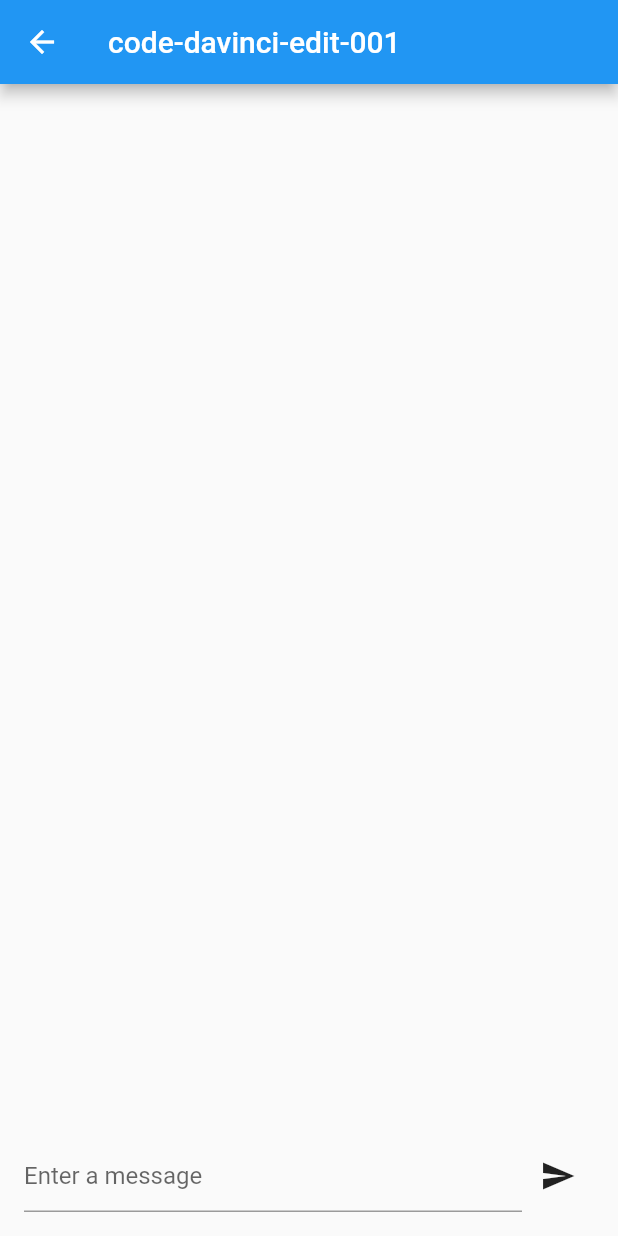
After one commit to vishaldhaduk9986/chat_gpt_demo, a Flutter app: the CodeEditDemo screen opened directly, after a tap on the "send" icon, on a phone screen of 412 x 824 dp. The commit adds this screen. Run offline on Flutter 3.47's test engine with Material 2 defaults, Android fonts, the phone set to English and light mode, and no system bars; our stand-ins replace webview_flutter; missing offline and left inert: flutter_chatgpt_api, webview_cookie_manager.

Commit message:
Added code edit demo

```diff
--- /dev/null
+++ b/lib/screens/code_edit/code_edit_demo.dart
@@ -0,0 +1,133 @@
+import 'package:chat_gpt_demo/screens/api/api.dart';
+import 'package:chat_gpt_demo/screens/demo1/chat_message_widget.dart';
+import 'package:chat_gpt_demo/screens/chatgpt_api/flutter_chat_gpt.dart';
+
+import 'package:flutter/material.dart';
+
+class CodeEditDemo extends StatefulWidget {
+  const CodeEditDemo({
+    super.key,
+  });
+
+  @override
+  State<CodeEditDemo> createState() => _CodeEditDemoState();
+}
+
+class _CodeEditDemoState extends State<CodeEditDemo> {
+  final _textController = TextEditingController();
+  final _scrollController = ScrollController();
+  final List<ChatMessage> _messages = [];
+  bool isLoading = false;
+
+  @override
+  initState() {
+    super.initState();
+  }
+
+  @override
+  void dispose() async {
+    super.dispose();
+  }
+
+  IconButton _buildSubmit() {
+    return IconButton(
+      icon: const Icon(Icons.send),
+      onPressed: () async {
+        if (_textController.text.isNotEmpty) {
+          setState(
+            () {
+              isLoading = true;
+              _messages.add(
+                ChatMessage(
+                  text: _textController.text,
+                  chatMessageType: ChatMessageType.user,
+                ),
+              );
+            },
+          );
+          // Save the input and clearing the text field.
+          var input = _textController.text;
+          _textController.clear();
+
+          var newMessage = await API.shared.getCodeEdit(input);
+
+          setState(() {
+            isLoading = false;
+            _messages.add(
+              ChatMessage(
+                text: newMessage['choices'][0]['text'],
+                chatMessageType: ChatMessageType.bot,
+              ),
+            );
+          });
+          _textController.clear();
+
+          //  Needs a delay or the scroll won't always work.
+          Future.delayed(const Duration(milliseconds: 50))
+              .then((_) => _scrollDown());
+        }
+      },
+    );
+  }
+
+  Expanded _buildInput() {
+    return Expanded(
+      child: TextField(
+        controller: _textController,
+        decoration: const InputDecoration(
+          hintText: 'Enter a message',
+        ),
+      ),
+    );
+  }
+
+  ListView _buildList() {
+    return ListView.builder(
+      controller: _scrollController,
+      itemCount: _messages.length,
+      itemBuilder: (context, index) {
+        var message = _messages[index];
+        return ChatMessageWidget(
+          text: message.text,
+          chatMessageType: message.chatMessageType,
+        );
+      },
+    );
+  }
+
+  void _scrollDown() {
+    _scrollController.animateTo(
+      _scrollController.position.maxScrollExtent,
+      duration: const Duration(milliseconds: 300),
+      curve: Curves.easeOut,
+    );
+  }
+
+  @override
+  Widget build(BuildContext context) {
+    return Scaffold(
+      appBar: AppBar(
+        title: const Text('code-davinci-edit-001'),
+      ),
+      body: SafeArea(
+        child: Padding(
+          padding: const EdgeInsets.all(16.0),
+          child: Column(
+            children: [
+              Expanded(
+                child: _buildList(),
+              ),
+              (isLoading) ? const CircularProgressIndicator() : Container(),
+              Row(
+                children: [
+                  _buildInput(),
+                  _buildSubmit(),
+                ],
+              ),
+            ],
+          ),
+        ),
+      ),
+    );
+  }
+}
--- a/lib/screens/home.dart
+++ b/lib/screens/home.dart
@@ -1,3 +1,4 @@
+import 'package:chat_gpt_demo/screens/code_edit/code_edit_demo.dart';
 import 'package:chat_gpt_demo/screens/demo1/webview.dart';
 import 'package:chat_gpt_demo/screens/demo2/chat_using_api.dart';
 import 'package:flutter/material.dart';
@@ -54,6 +55,12 @@ class _HomeState extends State<Home> {
                       Navigator.of(context).push(MaterialPageRoute(
                           builder: (_) => const GptChatAPIDemo())),
                     }),
+            button(
+                'code-davinci-edit-001',
+                () => {
+                      Navigator.of(context).push(MaterialPageRoute(
+                          builder: (_) => const CodeEditDemo())),
+                    }),
           ],
         ),
       ),
--- a/lib/screens/utils/constants.dart
+++ b/lib/screens/utils/constants.dart
@@ -1,3 +1,4 @@
-const String baseUrl = "https://api.openai.com/v1/completions";
-const String apiKey = ""; //Add api key here
+const String baseUrl = "https://api.openai.com/v1/";
+const String apiKey =
+    "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"; //Add api key here
 const String chatUrl = "https://chat.openai.com/chat";
```
Also changed, not shown: lib/screens/api/api.dart (+16 -1 lines).
